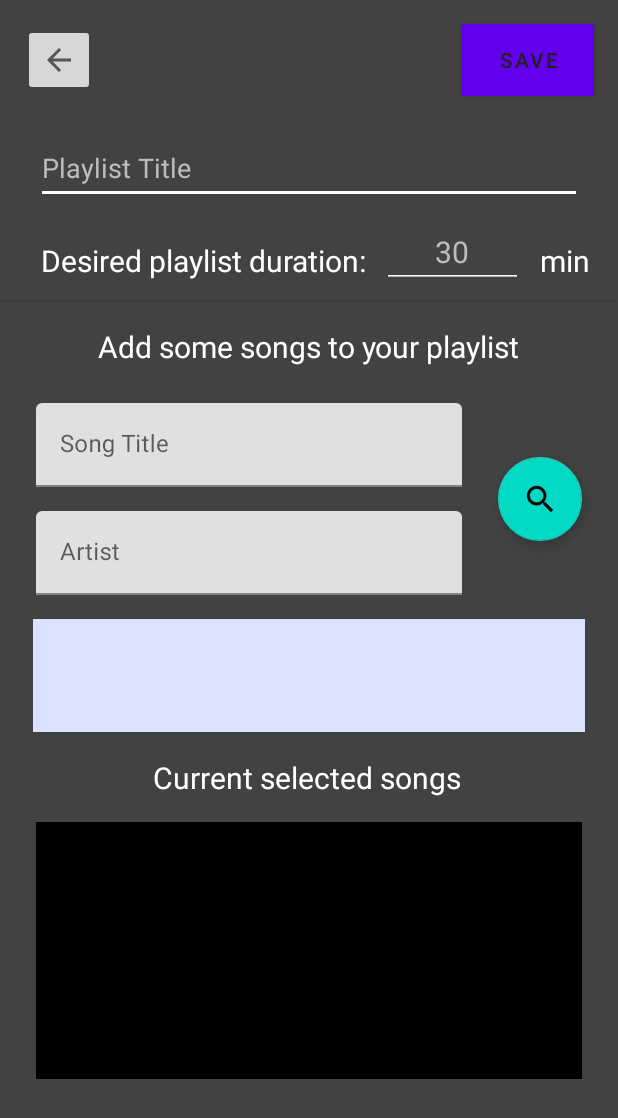
After one commit to davidggondelludc/Trackify, an Android app: the layout playlist_creator.xml on its own in the app's theme, with its tools: preview values and no code run, on a phone screen of 412 x 824 dp. The commit adds this screen. Shown: the top 1118 px of the screen. Run offline under Robolectric (Android 15) with nearby library versions, the phone set to English and light mode, and no system bars.

Commit message:
First playlist form layout has been implemented.

```diff
--- /dev/null
+++ b/Trackify/app/src/main/res/layout/playlist_creator.xml
@@ -0,0 +1,217 @@
+<?xml version="1.0" encoding="utf-8"?>
+<androidx.constraintlayout.widget.ConstraintLayout xmlns:android="http://schemas.android.com/apk/res/android"
+    xmlns:app="http://schemas.android.com/apk/res-auto"
+    xmlns:tools="http://schemas.android.com/tools"
+    android:layout_width="match_parent"
+    android:layout_height="match_parent"
+    android:background="@color/cardview_dark_background">
+
+    <Button
+        android:id="@+id/saveButton"
+        android:layout_width="0dp"
+        android:layout_height="wrap_content"
+        android:layout_marginTop="16dp"
+        android:layout_marginEnd="16dp"
+        android:background="@android:color/holo_green_dark"
+        android:backgroundTint="@android:color/holo_green_dark"
+        android:backgroundTintMode="add"
+        android:text="@string/save_button"
+        android:textColor="#212121"
+        app:iconTint="@color/white"
+        app:layout_constraintEnd_toEndOf="parent"
+        app:layout_constraintTop_toTopOf="parent" />
+
+    <ImageButton
+        android:id="@+id/returnButton"
+        android:layout_width="wrap_content"
+        android:layout_height="wrap_content"
+        android:layout_marginTop="16dp"
+        android:contentDescription="@string/return_button"
+        android:minHeight="48dp"
+        app:layout_constraintEnd_toStartOf="@+id/saveButton"
+        app:layout_constraintHorizontal_bias="0.06"
+        app:layout_constraintStart_toStartOf="parent"
+        app:layout_constraintTop_toTopOf="parent"
+        app:srcCompat="?attr/actionModeCloseDrawable" />
+
+    <TextView
+        android:id="@+id/playlistDurationText"
+        android:layout_width="wrap_content"
+        android:layout_height="wrap_content"
+        android:layout_marginStart="24dp"
+        android:layout_marginTop="24dp"
+        android:text="@string/form_duration"
+        android:textColor="@color/white"
+        android:textSize="20sp"
+        app:layout_constraintEnd_toStartOf="@+id/playlistDurationField"
+        app:layout_constraintHorizontal_bias="0.5"
+        app:layout_constraintStart_toStartOf="parent"
+        app:layout_constraintTop_toBottomOf="@+id/playlistTitleField" />
+
+    <EditText
+        android:id="@+id/playlistTitleField"
+        style="@style/Widget.AppCompat.AutoCompleteTextView"
+        android:layout_width="0dp"
+        android:layout_height="wrap_content"
+        android:layout_marginStart="24dp"
+        android:layout_marginTop="24dp"
+        android:layout_marginEnd="24dp"
+        android:autofillHints=""
+        android:backgroundTint="@color/white"
+        android:backgroundTintMode="src_in"
+        android:ems="10"
+        android:hint="@string/form_title"
+        android:inputType="textPersonName"
+        android:minHeight="48dp"
+        android:textColor="@color/white"
+        android:textColorHint="#BDBDBD"
+        app:layout_constraintEnd_toEndOf="parent"
+        app:layout_constraintStart_toStartOf="parent"
+        app:layout_constraintTop_toBottomOf="@+id/saveButton" />
+
+    <EditText
+        android:id="@+id/playlistDurationField"
+        android:layout_width="94dp"
+        android:layout_height="48dp"
+        android:layout_marginStart="8dp"
+        android:layout_marginTop="8dp"
+        android:autofillHints=""
+        android:backgroundTint="@color/white"
+        android:ems="10"
+        android:hint="@string/form_min_input"
+        android:inputType="number"
+        android:textAlignment="center"
+        android:textColor="@color/white"
+        android:textColorHint="#BDBDBD"
+        android:textSize="20sp"
+        app:layout_constraintEnd_toStartOf="@+id/minText"
+        app:layout_constraintStart_toEndOf="@+id/playlistDurationText"
+        app:layout_constraintTop_toBottomOf="@+id/playlistTitleField" />
+
+    <TextView
+        android:id="@+id/minText"
+        android:layout_width="wrap_content"
+        android:layout_height="wrap_content"
+        android:layout_marginStart="8dp"
+        android:layout_marginTop="24dp"
+        android:layout_marginEnd="16dp"
+        android:text="@string/form_min"
+        android:textColor="@color/white"
+        android:textSize="20sp"
+        app:layout_constraintEnd_toEndOf="parent"
+        app:layout_constraintStart_toEndOf="@+id/playlistDurationField"
+        app:layout_constraintTop_toBottomOf="@+id/playlistTitleField" />
+
+    <View
+        android:id="@+id/divider"
+        android:layout_width="409dp"
+        android:layout_height="1dp"
+        android:layout_marginTop="8dp"
+        android:background="?android:attr/listDivider"
+        app:layout_constraintEnd_toEndOf="parent"
+        app:layout_constraintStart_toStartOf="parent"
+        app:layout_constraintTop_toBottomOf="@+id/playlistDurationField" />
+
+    <com.google.android.material.floatingactionbutton.FloatingActionButton
+        android:id="@+id/formSearchButton"
+        android:layout_width="wrap_content"
+        android:layout_height="wrap_content"
+        android:layout_marginTop="60dp"
+        android:layout_marginEnd="24dp"
+        android:clickable="true"
+        android:contentDescription="@string/form_search_button"
+        android:focusable="true"
+        app:layout_constraintEnd_toEndOf="parent"
+        app:layout_constraintTop_toBottomOf="@+id/addSongsText"
+        app:srcCompat="?android:attr/actionModeWebSearchDrawable"
+        tools:ignore="RedundantDescriptionCheck" />
+
+    <TextView
+        android:id="@+id/addSongsText"
+        android:layout_width="wrap_content"
+        android:layout_height="wrap_content"
+        android:layout_marginStart="8dp"
+        android:layout_marginTop="16dp"
+        android:layout_marginEnd="8dp"
+        android:text="@string/form_add_songs"
+        android:textColor="@color/white"
+        android:textSize="20sp"
+        app:layout_constraintEnd_toEndOf="parent"
+        app:layout_constraintHorizontal_bias="0.5"
+        app:layout_constraintStart_toStartOf="parent"
+        app:layout_constraintTop_toBottomOf="@+id/divider" />
+
+    <com.google.android.material.textfield.TextInputLayout
+        android:id="@+id/textInputLayout"
+        android:layout_width="0dp"
+        android:layout_height="wrap_content"
+        android:layout_marginStart="24dp"
+        android:layout_marginTop="24dp"
+        android:layout_marginEnd="24dp"
+        android:hint="@string/form_song_title"
+        app:layout_constraintEnd_toStartOf="@+id/formSearchButton"
+        app:layout_constraintStart_toStartOf="parent"
+        app:layout_constraintTop_toBottomOf="@+id/addSongsText">
+
+        <com.google.android.material.textfield.TextInputEditText
+            android:layout_width="match_parent"
+            android:layout_height="wrap_content"
+            android:textColorHint="#616161" />
+    </com.google.android.material.textfield.TextInputLayout>
+
+    <com.google.android.material.textfield.TextInputLayout
+        android:id="@+id/textInputLayout2"
+        android:layout_width="0dp"
+        android:layout_height="wrap_content"
+        android:layout_marginStart="24dp"
+        android:layout_marginTop="16dp"
+        android:layout_marginEnd="24dp"
+        android:hint="@string/form_artist"
+        app:layout_constraintEnd_toStartOf="@+id/formSearchButton"
+        app:layout_constraintStart_toStartOf="parent"
+        app:layout_constraintTop_toBottomOf="@+id/textInputLayout">
+
+        <com.google.android.material.textfield.TextInputEditText
+            android:layout_width="match_parent"
+            android:layout_height="wrap_content"
+            android:textColorHint="#616161" />
+    </com.google.android.material.textfield.TextInputLayout>
+
+    <ListView
+        android:layout_width="368dp"
+        android:layout_height="75dp"
+        android:layout_marginStart="24dp"
+        android:layout_marginTop="16dp"
+        android:layout_marginEnd="24dp"
+        android:background="@color/material_dynamic_primary90"
+        app:layout_constraintEnd_toEndOf="parent"
+        app:layout_constraintStart_toStartOf="parent"
+        app:layout_constraintTop_toBottomOf="@+id/textInputLayout2" />
+
+    <TextView
+        android:id="@+id/currentSongsText"
+        android:layout_width="wrap_content"
+        android:layout_height="wrap_content"
+        android:layout_marginStart="8dp"
+        android:layout_marginTop="108dp"
+        android:layout_marginEnd="8dp"
+        android:text="@string/form_selected_songs"
+        android:textColor="@color/white"
+        android:textSize="20sp"
+        app:layout_constraintEnd_toEndOf="parent"
+        app:layout_constraintHorizontal_bias="0.492"
+        app:layout_constraintStart_toStartOf="parent"
+        app:layout_constraintTop_toBottomOf="@+id/textInputLayout2" />
+
+    <androidx.recyclerview.widget.RecyclerView
+        android:layout_width="0dp"
+        android:layout_height="171dp"
+        android:layout_marginStart="24dp"
+        android:layout_marginTop="16dp"
+        android:layout_marginEnd="24dp"
+        android:background="@color/black"
+        app:layout_constraintEnd_toEndOf="parent"
+        app:layout_constraintStart_toStartOf="parent"
+        app:layout_constraintTop_toBottomOf="@+id/currentSongsText" />
+
+</androidx.constraintlayout.widget.ConstraintLayout>
--- /dev/null
+++ b/Trackify/app/src/main/res/values/song_search_results.xml
@@ -0,0 +1,2 @@
+<?xml version="1.0" encoding="utf-8"?>
+<resources></resources>
--- a/Trackify/app/src/main/res/values/strings.xml
+++ b/Trackify/app/src/main/res/values/strings.xml
@@ -3,4 +3,15 @@
     <string name="title_home">Home</string>
     <string name="title_dashboard">Dashboard</string>
     <string name="title_notifications">Notifications</string>
+    <string name="save_button">Save</string>
+    <string name="return_button" >Return</string>
+    <string name="form_duration">Desired playlist duration:</string>
+    <string name="form_add_songs">Add some songs to your playlist</string>
+    <string name="form_title">Playlist Title</string>
+    <string name="form_artist">Artist</string>
+    <string name="form_selected_songs">Current selected songs</string>
+    <string name="form_song_title">Song Title</string>
+    <string name="form_min">min</string>
+    <string name="form_min_input">30</string>
+    <string name="form_search_button">Search song button</string>
 </resources>
```
